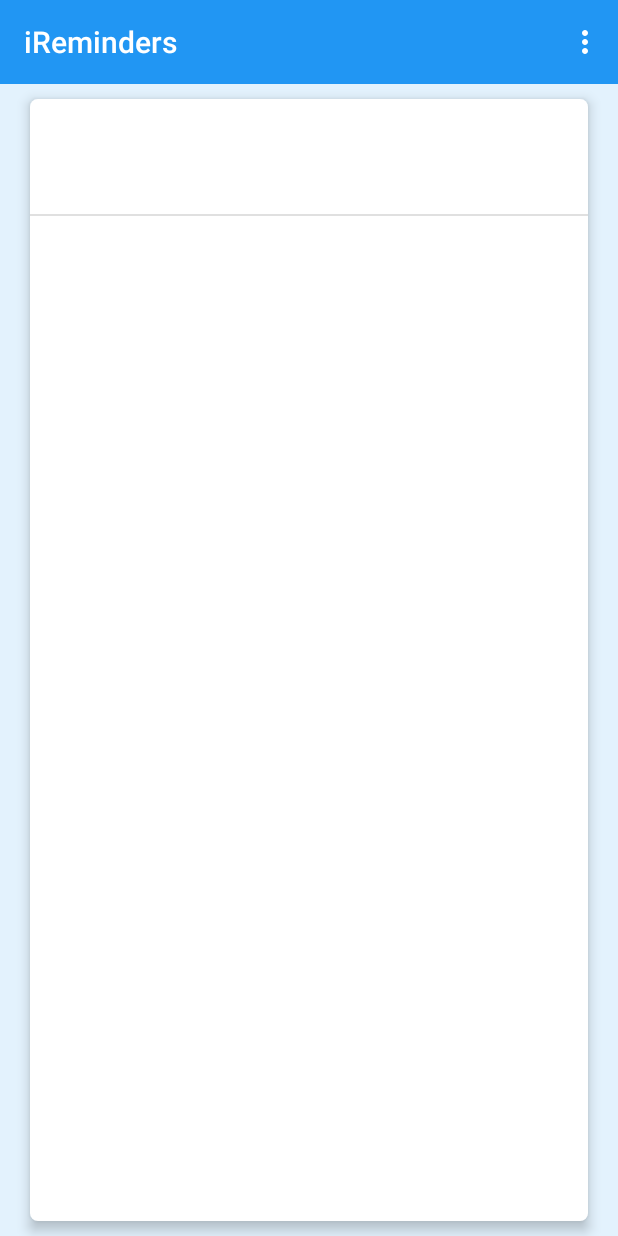
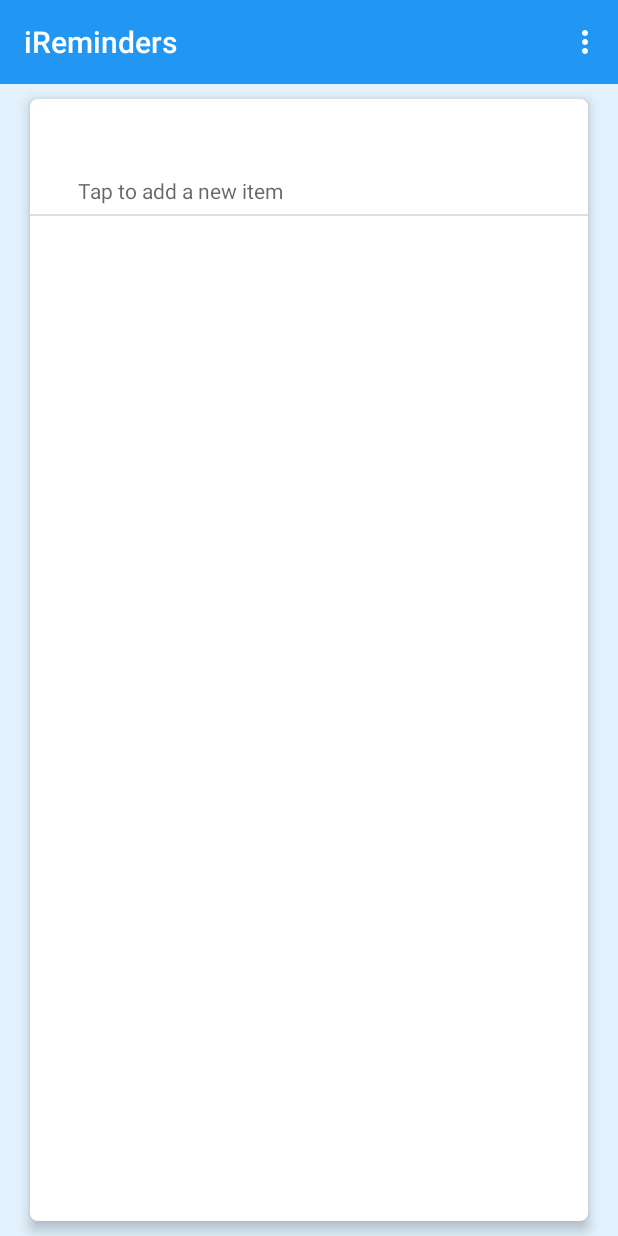
Before and after one commit to TeknoMatik/iReminder, an Android app: the TaskItemsFragment screen opened directly, with no data from a screen before it, on a phone screen of 412 x 824 dp. Run offline under Robolectric (Android 15) with nearby library versions, the phone set to English and light mode, and no system bars; 1 statement that could not run was skipped.

Commit message:
[UI] a small improvment

```diff
--- a/app/src/main/res/layout/task_item_add.xml
+++ b/app/src/main/res/layout/task_item_add.xml
@@ -31,5 +31,6 @@
         android:layout_marginRight="40dp"
         android:inputType="text"
         android:background="#00000000"
+        android:hint="@string/add_task_edit_text_hint"
         />
   </GridLayout>
--- a/app/src/main/res/values/strings.xml
+++ b/app/src/main/res/values/strings.xml
@@ -12,7 +12,5 @@
   <string name="org_dmfs_tasks_authority">org.dmfs.tasks</string>
   <string name="show_hidden">Show hidden</string>
   <string name="notif_tittle">Reminder:</string>
-
-<!-- TODO: Remove or change this placeholder text -->
-  <string name="hello_blank_fragment">Hello blank fragment</string>
+  <string name="add_task_edit_text_hint">Tap to add a new item</string>
 </resources>
```
